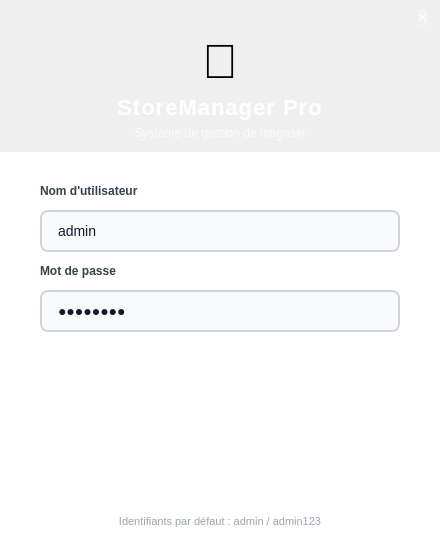
This is app/ui/login_dialog.ui in Arafat-029/storemanager-pro as Qt 5 draws it before an edit. The edited form follows.
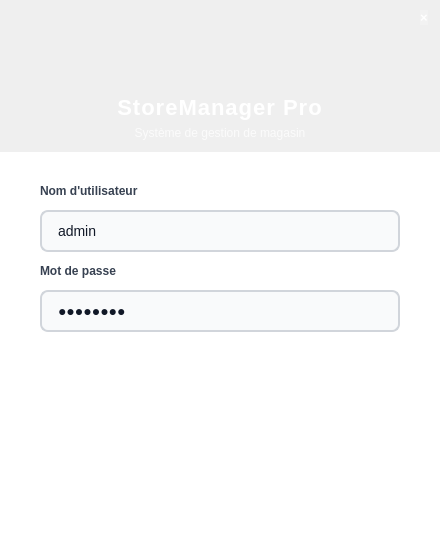
This is the edited form.

What changed in the file:
```diff
--- a/app/ui/login_dialog.ui
+++ b/app/ui/login_dialog.ui
@@ -29,7 +29,7 @@
         <item><spacer><property name="orientation"><enum>Qt::Horizontal</enum></property><property name="sizeHint" stdset="0"><size><width>40</width><height>20</height></size></property></spacer></item>
         <item>
          <widget class="QPushButton" name="btnClose">
-          <property name="text"><string>✕</string></property>
+          <property name="text"><string>×</string></property>
           <property name="fixedWidth"><number>28</number></property>
           <property name="fixedHeight"><number>28</number></property>
           <property name="styleSheet">
@@ -43,7 +43,7 @@
       </item>
       <item>
        <widget class="QLabel" name="lblIcon">
-        <property name="text"><string>🏪</string></property>
+        <property name="text"><string></string></property>
         <property name="alignment"><set>Qt::AlignCenter</set></property>
         <property name="styleSheet"><string>font-size: 48px; background: transparent; border: none;</string></property>
        </widget>
@@ -135,13 +135,6 @@
       <item>
        <spacer><property name="orientation"><enum>Qt::Vertical</enum></property><property name="sizeHint" stdset="0"><size><width>20</width><height>8</height></size></property></spacer>
       </item>
-      <item>
-       <widget class="QLabel" name="lblHint">
-        <property name="text"><string>Identifiants par défaut : admin / admin123</string></property>
-        <property name="alignment"><set>Qt::AlignCenter</set></property>
-        <property name="styleSheet"><string>color: #9CA3AF; font-size: 11px; background: transparent; border: none;</string></property>
-       </widget>
-      </item>
      </layout>
     </widget>
    </item>
```
Left out of the diff: 2 changed lines with no effect on the pictures.
